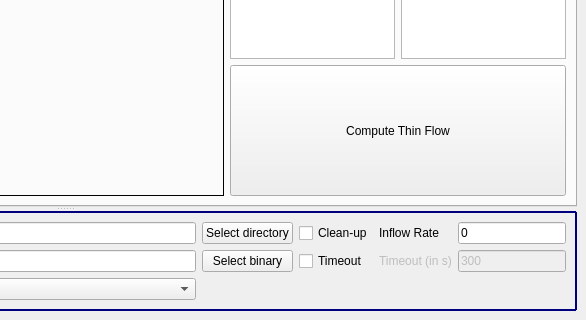
The window that source/ui/thinFlow_mainWdw.ui (LeonSering/NashFlowComputation) describes before a commit, drawn with Qt 5; both pictures show x 457 to 1043 and y 671 to 991 of the 1043 by 991 pixel window.
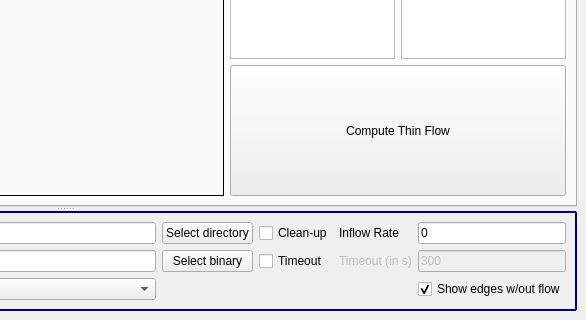
The same window after the commit.

Commit message: implemented thinFlow(general) functionality

The edit to the form file:
```diff
--- a/source/ui/thinFlow_mainWdw.ui
+++ b/source/ui/thinFlow_mainWdw.ui
@@ -472,6 +472,16 @@
           </property>
          </widget>
         </item>
+        <item row="3" column="5">
+         <widget class="QCheckBox" name="showEdgesWithoutFlowCheckBox">
+          <property name="text">
+           <string>Show edges w/out flow</string>
+          </property>
+          <property name="checked">
+           <bool>true</bool>
+          </property>
+         </widget>
+        </item>
        </layout>
       </widget>
      </widget>
```
The commit also changes 5 other files.
